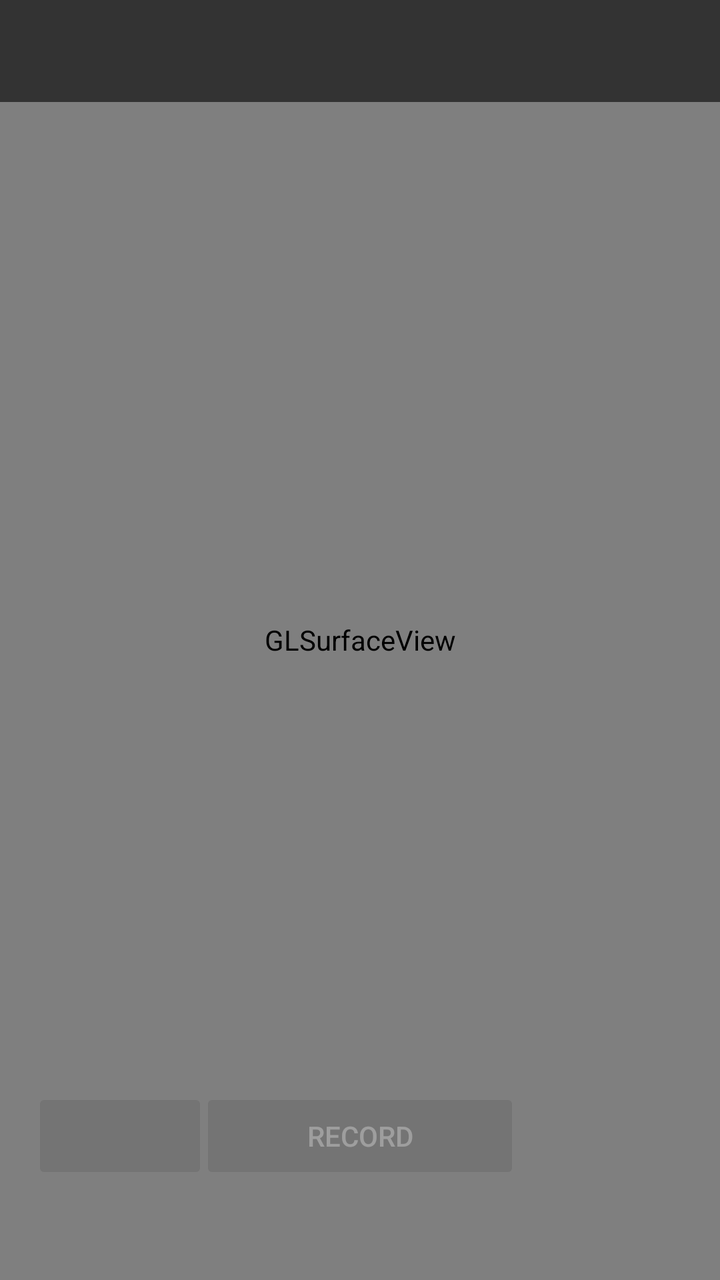
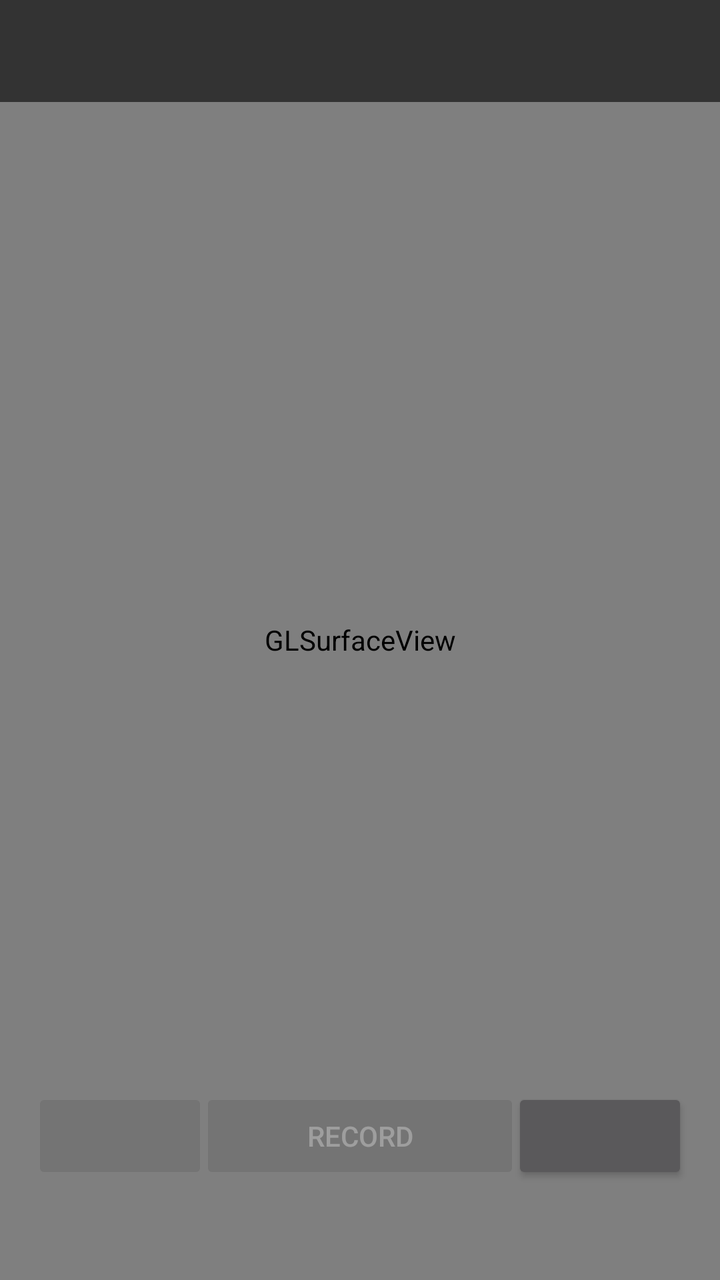

The first picture is an Android layout as it rendered before a commit; the second is the same layout after the commit. The layout source and the unified diff follow.
<!-- AndroidManifest.xml: application theme android:Theme.Material.NoActionBar.Fullscreen -->
<!-- res/layout/activity_capture.xml -->
<?xml version="1.0" encoding="utf-8"?>
<FrameLayout xmlns:android="http://schemas.android.com/apk/res/android"
    android:layout_width="match_parent"
    android:layout_height="match_parent"
    android:background="#000000">

    <android.opengl.GLSurfaceView
        android:id="@+id/surface"
        android:layout_width="match_parent"
        android:layout_height="match_parent" />

    <TextView
        android:id="@+id/status"
        android:layout_width="match_parent"
        android:layout_height="wrap_content"
        android:layout_gravity="top"
        android:background="#99000000"
        android:fontFamily="monospace"
        android:padding="16dp"
        android:textColor="#FFFFFF"
        android:textSize="14sp" />

    <Button
        android:id="@+id/record"
        android:layout_width="wrap_content"
        android:layout_height="wrap_content"
        android:layout_gravity="bottom|center_horizontal"
        android:layout_marginBottom="48dp"
        android:enabled="false"
        android:minWidth="160dp"
        android:text="@string/record" />
    <Button
        android:id="@+id/resolution"
        android:layout_width="wrap_content"
        android:layout_height="wrap_content"
        android:layout_gravity="bottom|start"
        android:layout_marginStart="16dp"
        android:layout_marginBottom="48dp"
        android:enabled="false"
        android:textAllCaps="false" />
</FrameLayout>
<!-- resources referenced by this layout -->
<resources>
  <string name="record">Record</string>
</resources>

<!-- the commit's change to res/layout/activity_capture.xml (unified diff, before → after) -->
@@ -38,4 +38,12 @@
         android:layout_marginBottom="48dp"
         android:enabled="false"
         android:textAllCaps="false" />
+    <Button
+        android:id="@+id/focus"
+        android:layout_width="wrap_content"
+        android:layout_height="wrap_content"
+        android:layout_gravity="bottom|end"
+        android:layout_marginEnd="16dp"
+        android:layout_marginBottom="48dp"
+        android:textAllCaps="false" />
 </FrameLayout>
